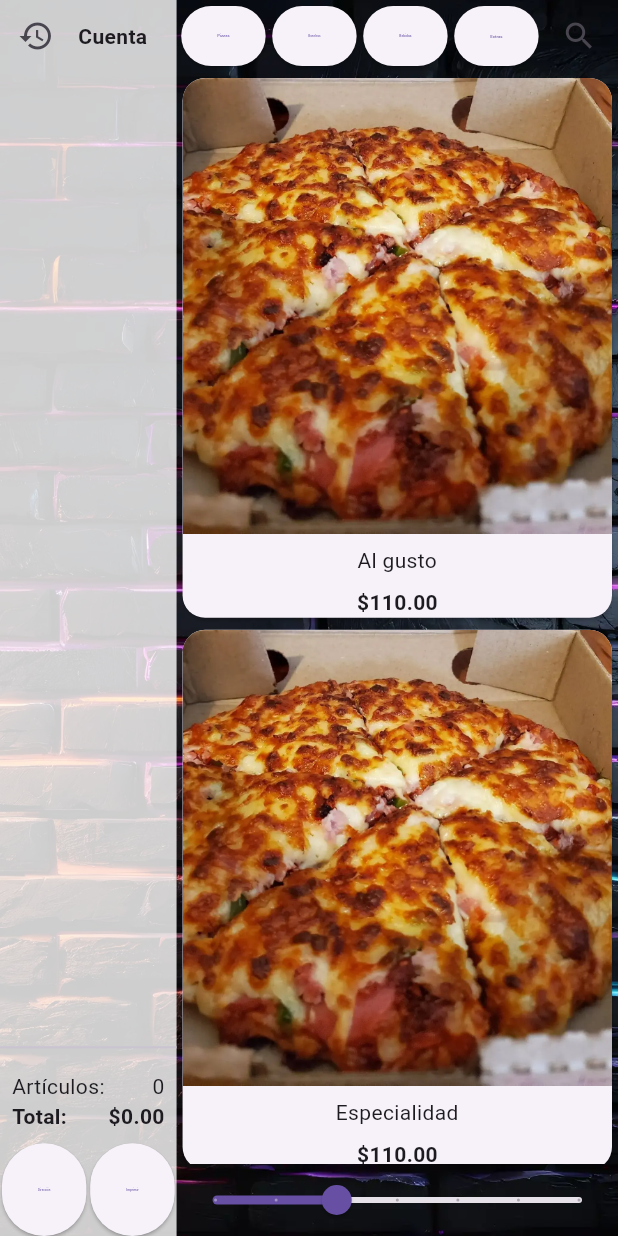
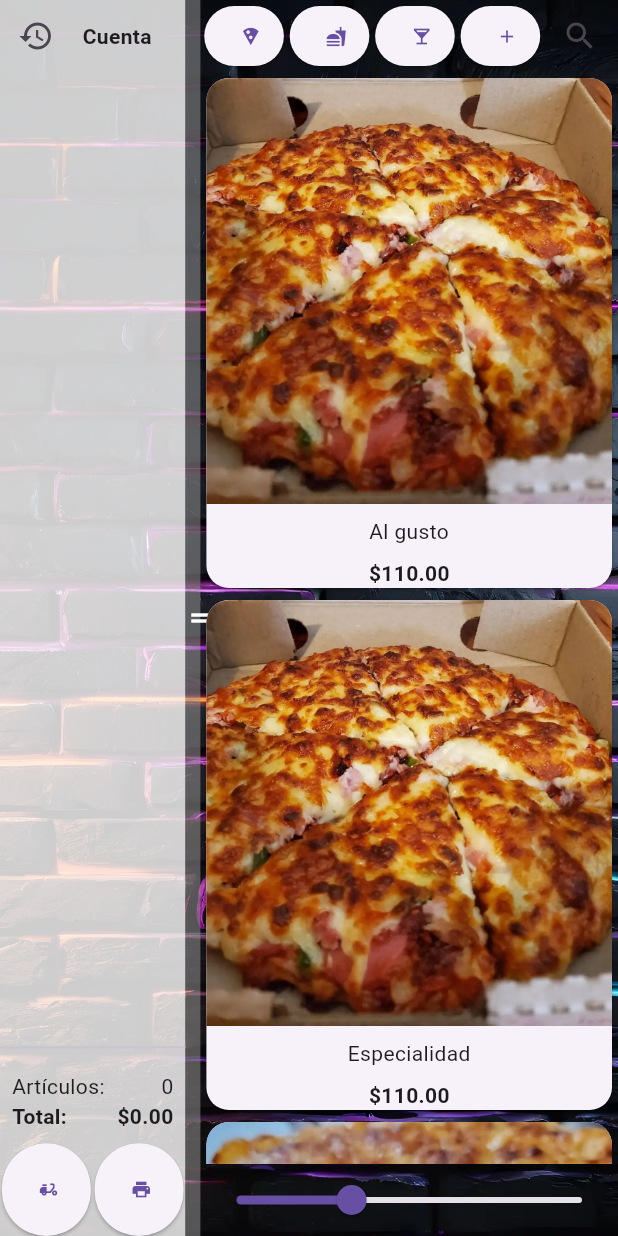
Before and after one commit to ItsKillionaire/Point_of_sale_app, a Flutter app: the screen it shows after launch, on a phone screen of 412 x 824 dp. Run offline on Flutter 3.47's test engine with Material 3 defaults, Android fonts, the light colour scheme and no system bars; our stand-ins replace flutter_screenutil, shared_preferences.

Commit message:
changed buttons text with icons

```diff
--- a/pizzapopan_pos/lib/screens/home_screen.dart
+++ b/pizzapopan_pos/lib/screens/home_screen.dart
@@ -12,6 +12,7 @@ import 'package:pizzapopan_pos/providers/order_history_provider.dart';
 import 'package:pizzapopan_pos/screens/order_history_screen.dart';
 import 'package:pizzapopan_pos/widgets/custom_notification.dart';
 import 'package:pizzapopan_pos/widgets/ingredient_dialog.dart';
+import 'package:pizzapopan_pos/widgets/split_view.dart';
 import 'package:provider/provider.dart';
 
 class HomeScreen extends StatefulWidget {
@@ -61,17 +62,9 @@ class _HomeScreenState extends State<HomeScreen> {
             fit: BoxFit.cover,
           ),
         ),
-        child: Row(
-          children: [
-            Expanded(
-              flex: 2,
-              child: _buildBillPanel(billProvider, orderHistoryProvider),
-            ),
-            Expanded(
-              flex: 5,
-              child: _buildMenuPanel(),
-            ),
-          ],
+        child: SplitView(
+          left: _buildBillPanel(billProvider, orderHistoryProvider),
+          right: _buildMenuPanel(),
         ),
       ),
     );
@@ -100,10 +93,7 @@ class _HomeScreenState extends State<HomeScreen> {
                     child: ElevatedButton(
                       onPressed: () =>
                           setState(() => _selectedCategory = ProductCategory.pizzas),
-                      child: FittedBox(
-                        fit: BoxFit.contain,
-                        child: Text('Pizzas', maxLines: 1, style: TextStyle(fontSize: _getFontSize(16))),
-                      ),
+                      child: Icon(Icons.local_pizza, size: _getFontSize(30)),
                     ),
                   ),
                 ),
@@ -113,10 +103,7 @@ class _HomeScreenState extends State<HomeScreen> {
                     child: ElevatedButton(
                       onPressed: () =>
                           setState(() => _selectedCategory = ProductCategory.boneless),
-                      child: FittedBox(
-                        fit: BoxFit.contain,
-                        child: Text('Boneless', maxLines: 1, style: TextStyle(fontSize: _getFontSize(16))),
-                      ),
+                      child: Icon(Icons.fastfood, size: _getFontSize(30)),
                     ),
                   ),
                 ),
@@ -126,10 +113,7 @@ class _HomeScreenState extends State<HomeScreen> {
                     child: ElevatedButton(
                       onPressed: () =>
                           setState(() => _selectedCategory = ProductCategory.bebidas),
-                      child: FittedBox(
-                        fit: BoxFit.contain,
-                        child: Text('Bebidas', maxLines: 1, style: TextStyle(fontSize: _getFontSize(16))),
-                      ),
+                      child: Icon(Icons.local_bar, size: _getFontSize(30)),
                     ),
                   ),
                 ),
@@ -139,10 +123,7 @@ class _HomeScreenState extends State<HomeScreen> {
                     child: ElevatedButton(
                       onPressed: () =>
                           setState(() => _selectedCategory = ProductCategory.extras),
-                      child: FittedBox(
-                        fit: BoxFit.contain,
-                        child: Text('Extras', maxLines: 1, style: TextStyle(fontSize: _getFontSize(16))),
-                      ),
+                      child: Icon(Icons.add, size: _getFontSize(30)),
                     ),
                   ),
                 ),
@@ -227,8 +208,6 @@ class _HomeScreenState extends State<HomeScreen> {
               value: menuProvider.itemSize,
               min: 120,
               max: 300,
-              divisions: 6,
-              label: menuProvider.itemSize.round().toString(),
               onChanged: (double value) {
                 menuProvider.setItemSize(value);
               },
@@ -295,7 +274,7 @@ class _HomeScreenState extends State<HomeScreen> {
               ),
               Text(
                 'Cuenta',
-                style: TextStyle(fontSize: _getFontSize(24), fontWeight: FontWeight.bold),
+                style: TextStyle(fontSize: _getFontSize(30), fontWeight: FontWeight.bold),
               ),
               SizedBox(width: 48.w), // To balance the row with the IconButton
             ],
@@ -406,6 +385,8 @@ class _HomeScreenState extends State<HomeScreen> {
               Expanded(
                 child: Padding(
                   padding: EdgeInsets.symmetric(horizontal: 4.w),
+                  child: SizedBox(
+                    height: 60.h,
                     child: ElevatedButton(
                       onPressed: () async {
                         final result =
@@ -423,14 +404,8 @@ class _HomeScreenState extends State<HomeScreen> {
                       style: ElevatedButton.styleFrom(
                         backgroundColor:
                             (_address != null || _isPickup) ? Colors.green : null,
-                      minimumSize: Size.fromHeight(60.h), // Make button taller
                       ),
-                    child: FittedBox(
-                      fit: BoxFit.contain,
-                      child: Text('Dirección',
-                          textAlign: TextAlign.center,
-                          maxLines: 1,
-                          style: TextStyle(fontSize: _getFontSize(16))),
+                      child: Icon(Icons.delivery_dining, size: _getFontSize(30)),
                     ),
                   ),
                 ),
@@ -438,6 +413,8 @@ class _HomeScreenState extends State<HomeScreen> {
               Expanded(
                 child: Padding(
                   padding: EdgeInsets.symmetric(horizontal: 4.w),
+                  child: SizedBox(
+                    height: 60.h,
                     child: ElevatedButton(
                       onPressed: () {
                         if (_address == null && !_isPickup) {
@@ -471,15 +448,7 @@ class _HomeScreenState extends State<HomeScreen> {
                               context, 'Orden guardada e impresa (simulado).');
                         }
                       },
-                    style: ElevatedButton.styleFrom(
-                      minimumSize: Size.fromHeight(60.h), // Make button taller
-                    ),
-                    child: FittedBox(
-                      fit: BoxFit.contain,
-                      child: Text('Imprimir',
-                          textAlign: TextAlign.center,
-                          maxLines: 1,
-                          style: TextStyle(fontSize: _getFontSize(16))),
+                      child: Icon(Icons.print, size: _getFontSize(30)),
                     ),
                   ),
                 ),
--- /dev/null
+++ b/pizzapopan_pos/lib/widgets/split_view.dart
@@ -0,0 +1,62 @@
+import 'package:flutter/material.dart';
+
+class SplitView extends StatefulWidget {
+  final Widget left;
+  final Widget right;
+  final double initialRatio;
+
+  const SplitView({
+    Key? key,
+    required this.left,
+    required this.right,
+    this.initialRatio = 0.3,
+  }) : super(key: key);
+
+  @override
+  _SplitViewState createState() => _SplitViewState();
+}
+
+class _SplitViewState extends State<SplitView> {
+  late double _ratio;
+
+  @override
+  void initState() {
+    super.initState();
+    _ratio = widget.initialRatio;
+  }
+
+  @override
+  Widget build(BuildContext context) {
+    return LayoutBuilder(builder: (context, constraints) {
+      return Row(
+        children: [
+          SizedBox(
+            width: constraints.maxWidth * _ratio,
+            child: widget.left,
+          ),
+          GestureDetector(
+            onHorizontalDragUpdate: (details) {
+              setState(() {
+                _ratio += details.delta.dx / constraints.maxWidth;
+                _ratio = _ratio.clamp(0.15, 0.85);
+              });
+            },
+            child: Container(
+              width: 10,
+              color: Colors.grey.withOpacity(0.5),
+              child: const Center(
+                child: Icon(
+                  Icons.drag_handle,
+                  color: Colors.white,
+                ),
+              ),
+            ),
+          ),
+          Expanded(
+            child: widget.right,
+          ),
+        ],
+      );
+    });
+  }
+}
```
Lines whose indentation alone changed are shown as unchanged.
